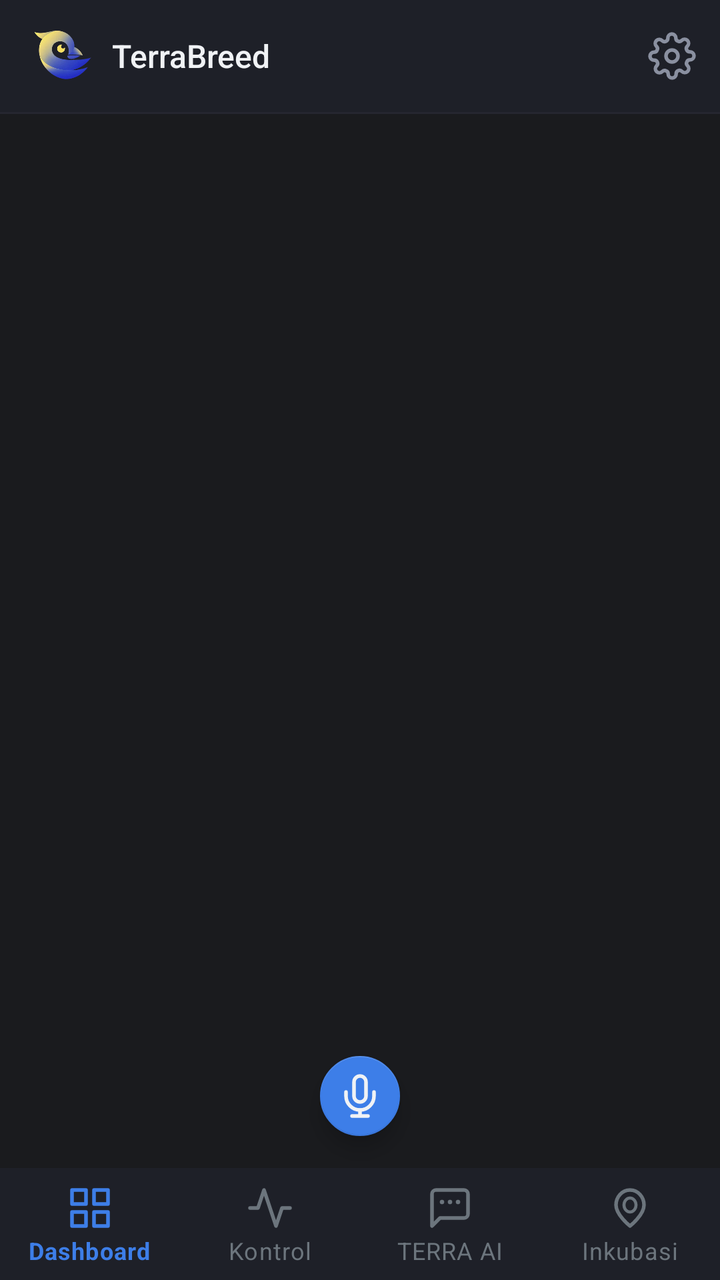
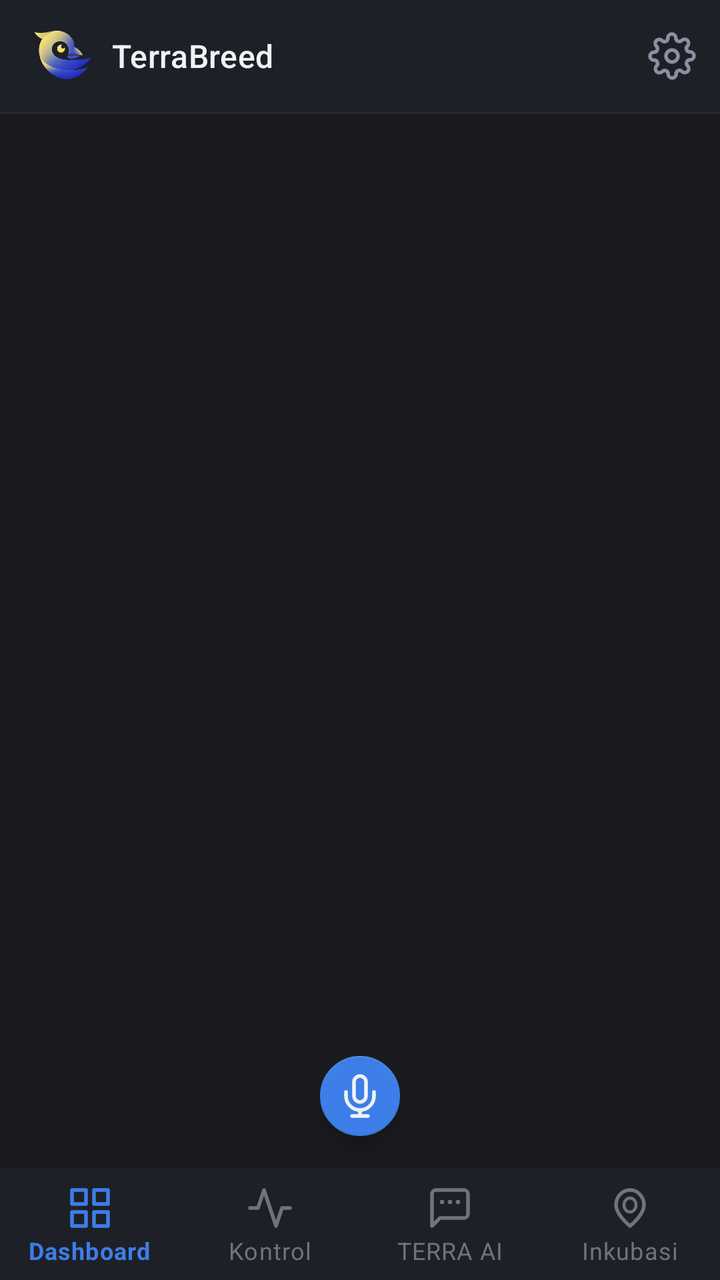

Before-and-after screenshots of an Android layout around one commit, followed by the original layout XML and the change that was made.
<!-- AndroidManifest.xml: activity theme Theme.TerraBreed -->
<!-- res/layout/activity_main.xml -->
<?xml version="1.0" encoding="utf-8"?>
<androidx.coordinatorlayout.widget.CoordinatorLayout
    xmlns:android="http://schemas.android.com/apk/res/android"
    xmlns:app="http://schemas.android.com/apk/res-auto"
    android:layout_width="match_parent" android:layout_height="match_parent"
    android:background="@color/bg_primary">

    <com.google.android.material.appbar.AppBarLayout
        android:id="@+id/app_bar"
        android:layout_width="match_parent" android:layout_height="wrap_content"
        android:background="@color/bg_surface"
        app:elevation="0dp">

        <androidx.appcompat.widget.Toolbar
            android:id="@+id/toolbar"
            android:layout_width="match_parent"
            android:layout_height="?attr/actionBarSize"
            android:background="@color/bg_surface"
            app:contentInsetStartWithNavigation="0dp">

            
            <LinearLayout android:layout_width="wrap_content" android:layout_height="match_parent"
                android:orientation="horizontal" android:gravity="center_vertical" android:layout_marginStart="4dp">
                <ImageView
                    android:layout_width="30dp" android:layout_height="30dp"
                    android:src="@drawable/ic_logo"
                    android:scaleType="fitCenter"
                    android:layout_marginEnd="10dp"/>
                <TextView
                    android:id="@+id/tv_toolbar_title"
                    android:layout_width="wrap_content" android:layout_height="wrap_content"
                    android:text="TerraBreed"
                    android:textSize="16sp" android:textColor="@color/text_primary"
                    android:fontFamily="sans-serif-medium" android:letterSpacing="0.01em"/>
            </LinearLayout>

            
            <androidx.appcompat.widget.Toolbar
                android:layout_width="match_parent" android:layout_height="match_parent"
                android:id="@+id/toolbar_menu"
                app:menu="@menu/menu_main"/>

        </androidx.appcompat.widget.Toolbar>

        <View android:layout_width="match_parent" android:layout_height="1dp"
            android:background="@color/divider"/>
    </com.google.android.material.appbar.AppBarLayout>

    <FrameLayout
        android:id="@+id/fragment_container"
        android:layout_width="match_parent" android:layout_height="match_parent"
        app:layout_behavior="@string/appbar_scrolling_view_behavior"/>

    <com.google.android.material.bottomnavigation.BottomNavigationView
        android:id="@+id/bottom_nav"
        android:layout_width="match_parent" android:layout_height="wrap_content"
        android:layout_gravity="bottom"
        android:background="@color/bg_surface"
        app:menu="@menu/bottom_nav_menu"
        app:itemIconTint="@color/bottom_nav_colors"
        app:itemTextColor="@color/bottom_nav_colors"
        app:elevation="0dp"
        app:labelVisibilityMode="labeled"/>

    <com.google.android.material.floatingactionbutton.FloatingActionButton
        android:id="@+id/fab_voice"
        android:layout_width="wrap_content" android:layout_height="wrap_content"
        android:layout_gravity="bottom|center_horizontal"
        android:layout_marginBottom="72dp"
        android:src="@drawable/ic_mic"
        app:backgroundTint="@color/nav_active"
        app:tint="@color/text_primary"
        app:fabSize="mini"
        app:elevation="6dp"
        android:contentDescription="TERRA AI Voice"/>

</androidx.coordinatorlayout.widget.CoordinatorLayout>
<!-- resources referenced by this layout -->
<resources>
  <color name="bg_primary">#FF1A1B1E</color>
  <color name="bg_surface">#FF1E2028</color>
  <color name="divider">#FF252630</color>
  <color name="nav_active">#FF3D7EE8</color>
  <color name="text_primary">#FFF0F2F5</color>
  <color name="bg_elevated">#FF2A2B33</color>
  <color name="accent_primary">#FFD97706</color>
  <color name="accent_primary_dark">#FFB45309</color>
  <color name="text_on_accent">#FF1A1B1E</color>
  <color name="text_secondary">#FF8A90A0</color>
  <color name="text_disabled">#FF50545F</color>
  <style name="TerraToolbar" parent="Widget.MaterialComponents.Toolbar">
          <item name="android:background">@color/bg_surface</item>
          <item name="titleTextColor">@color/text_primary</item>
          <item name="subtitleTextColor">@color/text_secondary</item>
          <item name="android:elevation">0dp</item>
          <item name="navigationIconTint">@color/text_secondary</item>
      </style>
  <style name="TerraBottomNav" parent="Widget.MaterialComponents.BottomNavigationView">
          <item name="android:background">@color/bg_surface</item>
          <item name="itemIconTint">@color/bottom_nav_colors</item>
          <item name="itemTextColor">@color/bottom_nav_colors</item>
          <item name="itemActiveIndicatorStyle">@style/TerraNavIndicator</item>
          <item name="elevation">0dp</item>
          <item name="labelVisibilityMode">labeled</item>
      </style>
  <style name="TerraEditText" parent="Widget.MaterialComponents.TextInputLayout.OutlinedBox">
          <item name="boxStrokeColor">@color/border</item>
          <item name="boxBackgroundColor">@color/bg_card</item>
          <item name="hintTextColor">@color/text_secondary</item>
          <item name="android:textColor">@color/text_primary</item>
          <item name="boxCornerRadiusTopStart">10dp</item>
          <item name="boxCornerRadiusTopEnd">10dp</item>
          <item name="boxCornerRadiusBottomStart">10dp</item>
          <item name="boxCornerRadiusBottomEnd">10dp</item>
      </style>
  <style name="TerraCard" parent="Widget.MaterialComponents.CardView">
          <item name="cardBackgroundColor">@color/bg_card</item>
          <item name="cardCornerRadius">16dp</item>
          <item name="cardElevation">0dp</item>
          <item name="strokeColor">@color/border</item>
          <item name="strokeWidth">1dp</item>
      </style>
  <color name="ripple">#1FFFFFFF</color>
  <style name="TerraSwitchStyle" parent="Widget.MaterialComponents.CompoundButton.Switch">
          <item name="thumbTint">@color/switch_thumb_colors</item>
          <item name="trackTint">@color/switch_track_colors</item>
      </style>
  <style name="TerraChip" parent="Widget.MaterialComponents.Chip.Action">
          <item name="chipBackgroundColor">@color/bg_elevated</item>
          <item name="android:textColor">@color/text_secondary</item>
          <item name="chipStrokeColor">@color/border</item>
          <item name="chipStrokeWidth">1dp</item>
          <item name="chipCornerRadius">20dp</item>
      </style>
  <style name="TerraFAB" parent="Widget.MaterialComponents.FloatingActionButton">
          <item name="backgroundTint">@color/nav_active</item>
          <item name="tint">@color/text_primary</item>
          <item name="elevation">6dp</item>
      </style>
  <style name="TerraNavIndicator" parent="">
          <item name="android:color">#1A3D7EE8</item>
          <item name="shapeAppearanceOverlay">@style/NavIndicatorShape</item>
      </style>
  <color name="border">#FF2E3040</color>
  <color name="bg_card">#FF1E1F24</color>
  <style name="NavIndicatorShape" parent="">
          <item name="cornerFamily">rounded</item>
          <item name="cornerSize">14dp</item>
      </style>
  <!-- unchanged entries left out for length: 3 -->
</resources>

<!-- the commit's change to res/layout/activity_main.xml (unified diff, before → after) -->
@@ -31,7 +31,7 @@
                     android:layout_width="wrap_content" android:layout_height="wrap_content"
                     android:text="TerraBreed"
                     android:textSize="16sp" android:textColor="@color/text_primary"
-                    android:fontFamily="sans-serif-medium" android:letterSpacing="0.01em"/>
+                    android:fontFamily="sans-serif-medium" android:letterSpacing="0.01"/>
             </LinearLayout>
 
             
